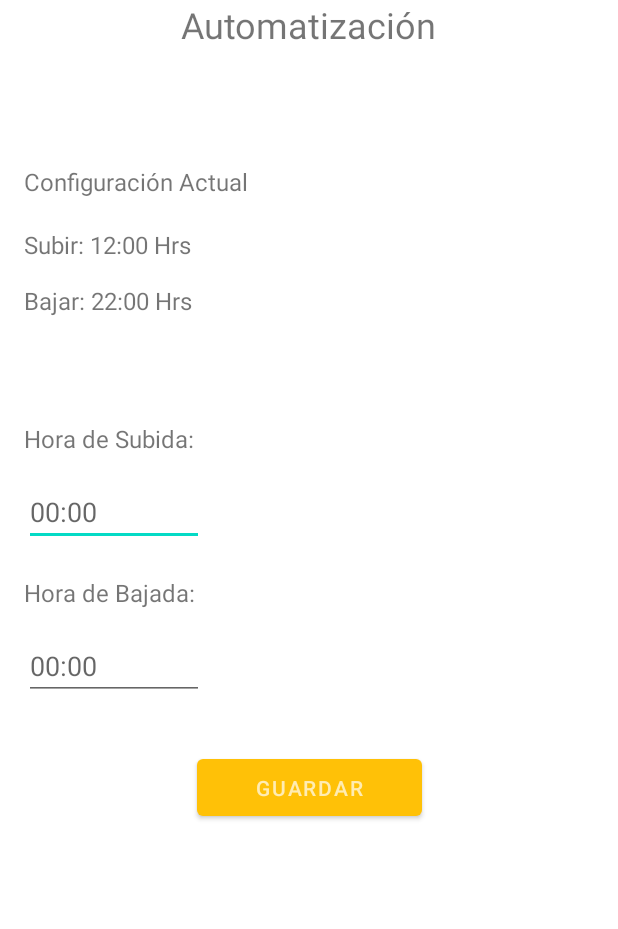
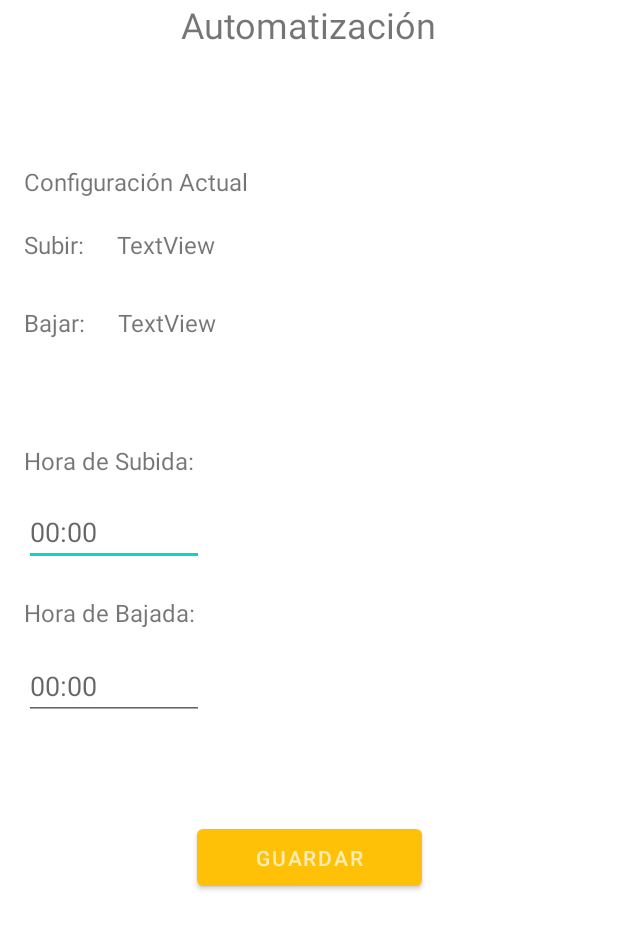
Before and after one commit to CristianJPA/appPersiana, an Android app: the layout fragment_autom.xml on its own in the app's theme, with its tools: preview values and no code run, on a phone screen of 412 x 824 dp. Shown: the top 929 px of the screen. Run offline under Robolectric (Android 15) with nearby library versions, the light colour scheme and no system bars.

Commit message:
23-11 mostrar datos

```diff
--- a/app/src/main/java/com/example/persianaautomatica/MainActivity.java
+++ b/app/src/main/java/com/example/persianaautomatica/MainActivity.java
@@ -44,4 +44,5 @@ public class MainActivity extends AppCompatActivity {
         // END Pantalla de inicio
     }
 
+
 }
--- a/app/src/main/res/layout/fragment_autom.xml
+++ b/app/src/main/res/layout/fragment_autom.xml
@@ -14,13 +14,14 @@
             android:id="@+id/etTHoraSubida"
             android:layout_width="wrap_content"
             android:layout_height="wrap_content"
-            android:layout_marginTop="15dp"
+            android:layout_marginStart="16dp"
+            android:layout_marginTop="14dp"
             android:width="120dp"
             android:ems="10"
             android:hint="00:00"
             android:inputType="time"
             android:maxLength="5"
-            app:layout_constraintStart_toStartOf="@+id/textView14"
+            app:layout_constraintStart_toStartOf="parent"
             app:layout_constraintTop_toBottomOf="@+id/textView14" />
 
         <TextView
@@ -48,66 +49,95 @@
             android:id="@+id/textView12"
             android:layout_width="wrap_content"
             android:layout_height="wrap_content"
-            android:layout_marginTop="20dp"
+            android:layout_marginStart="16dp"
+            android:paddingEnd="10dp"
             android:text="@string/Subir"
             android:textSize="16sp"
-            app:layout_constraintStart_toStartOf="@+id/textView11"
-            app:layout_constraintTop_toBottomOf="@+id/textView11" />
+            app:layout_constraintBaseline_toBaselineOf="@+id/tvMostrarSubida"
+            app:layout_constraintStart_toStartOf="parent" />
 
         <TextView
             android:id="@+id/textView13"
             android:layout_width="wrap_content"
             android:layout_height="wrap_content"
-            android:layout_marginTop="15dp"
+            android:layout_marginStart="16dp"
+            android:paddingEnd="10dp"
             android:text="@string/Bajar"
             android:textSize="16sp"
-            app:layout_constraintStart_toStartOf="@+id/textView11"
-            app:layout_constraintTop_toBottomOf="@+id/textView12" />
+            app:layout_constraintBaseline_toBaselineOf="@+id/tvMostrarBajada"
+            app:layout_constraintStart_toStartOf="parent" />
 
         <TextView
             android:id="@+id/textView14"
             android:layout_width="wrap_content"
             android:layout_height="wrap_content"
+            android:layout_marginStart="16dp"
             android:layout_marginTop="70dp"
             android:width="120dp"
             android:text="@string/tv5"
             android:textSize="16sp"
-            app:layout_constraintStart_toStartOf="@+id/textView11"
+            app:layout_constraintStart_toStartOf="parent"
             app:layout_constraintTop_toBottomOf="@+id/textView13" />
 
         <TextView
             android:id="@+id/textView17"
             android:layout_width="wrap_content"
             android:layout_height="wrap_content"
+            android:layout_marginStart="16dp"
             android:layout_marginTop="20dp"
             android:width="120dp"
             android:text="@string/tv6"
             android:textSize="16sp"
-            app:layout_constraintStart_toStartOf="@+id/etTHoraSubida"
+            app:layout_constraintStart_toStartOf="parent"
             app:layout_constraintTop_toBottomOf="@+id/etTHoraSubida" />
 
         <Button
             android:id="@+id/btnAutom2"
             android:layout_width="150dp"
             android:layout_height="50dp"
-            android:layout_marginTop="500dp"
+            android:layout_marginTop="182dp"
+            android:layout_marginBottom="181dp"
             android:text="@string/btnGuardar"
+            app:layout_constraintBottom_toBottomOf="parent"
             app:layout_constraintEnd_toEndOf="parent"
             app:layout_constraintStart_toStartOf="parent"
-            app:layout_constraintTop_toTopOf="parent" />
+            app:layout_constraintTop_toBottomOf="@+id/textView14" />
 
         <EditText
             android:id="@+id/etTHoraBajada"
             android:layout_width="wrap_content"
             android:layout_height="wrap_content"
+            android:layout_marginStart="16dp"
             android:layout_marginTop="15dp"
             android:width="120dp"
             android:ems="10"
             android:hint="00:00"
             android:inputType="time"
             android:maxLength="5"
-            app:layout_constraintStart_toStartOf="@+id/textView17"
+            app:layout_constraintStart_toStartOf="parent"
             app:layout_constraintTop_toBottomOf="@+id/textView17" />
+
+        <TextView
+            android:id="@+id/tvMostrarSubida"
+            android:layout_width="wrap_content"
+            android:layout_height="wrap_content"
+            android:layout_marginStart="12dp"
+            android:layout_marginTop="20dp"
+            android:text="TextView"
+            android:textSize="16sp"
+            app:layout_constraintStart_toEndOf="@+id/textView12"
+            app:layout_constraintTop_toBottomOf="@+id/textView11" />
+
+        <TextView
+            android:id="@+id/tvMostrarBajada"
+            android:layout_width="wrap_content"
+            android:layout_height="wrap_content"
+            android:layout_marginStart="12dp"
+            android:layout_marginTop="30dp"
+            android:text="TextView"
+            android:textSize="16sp"
+            app:layout_constraintStart_toEndOf="@+id/textView13"
+            app:layout_constraintTop_toBottomOf="@+id/tvMostrarSubida" />
 
     </androidx.constraintlayout.widget.ConstraintLayout>
 </FrameLayout>
--- a/app/src/main/res/values/strings.xml
+++ b/app/src/main/res/values/strings.xml
@@ -20,8 +20,8 @@
     <!--Strings automFragment-->
     <string name="tv3">Automatización</string>
     <string name="tv4">Configuración Actual</string>
-    <string name="Subir">Subir: 12:00 Hrs</string>
-    <string name="Bajar">Bajar: 22:00 Hrs</string>
+    <string name="Subir">Subir:</string>
+    <string name="Bajar">Bajar:</string>
     <string name="tv5">Hora de Subida:</string>
     <string name="numb1"></string>
     <string name="tv6">Hora de Bajada:</string>
```
Also changed, not shown: app/src/main/java/com/example/persianaautomatica/AdaptadorHorario.java (added, +49 -0 lines), app/src/main/java/com/example/persianaautomatica/AdaptadorLuminosidad.java (added, +50 -0 lines), app/src/main/java/com/example/persianaautomatica/Autom2Fragment.java (+47 -38 lines), app/src/main/java/com/example/persianaautomatica/AutomFragment.java (+54 -38 lines), app/src/main/java/com/example/persianaautomatica/Modelo/Horario.java (+24 -0 lines), app/src/main/java/com/example/persianaautomatica/Modelo/Luminosidad.java (+24 -0 lines), app/src/main/java/com/example/persianaautomatica/RegistroFragment.java (+18 -17 lines), app/src/main/res/layout/fragment_registro.xml (+7 -3 lines), app/src/main/res/layout/items_listview.xml (+53 -15 lines), app/src/main/res/layout/items_listviewhorario.xml (added, +24 -0 lines), app/src/main/res/layout/items_listviewluminosidad.xml (added, +23 -0 lines).
